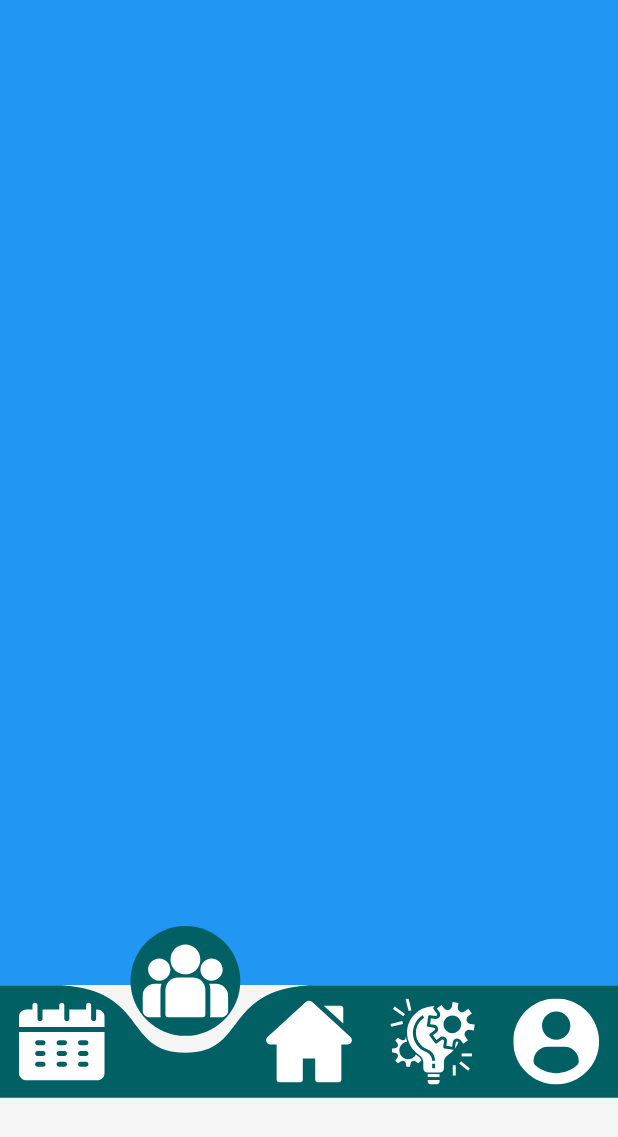
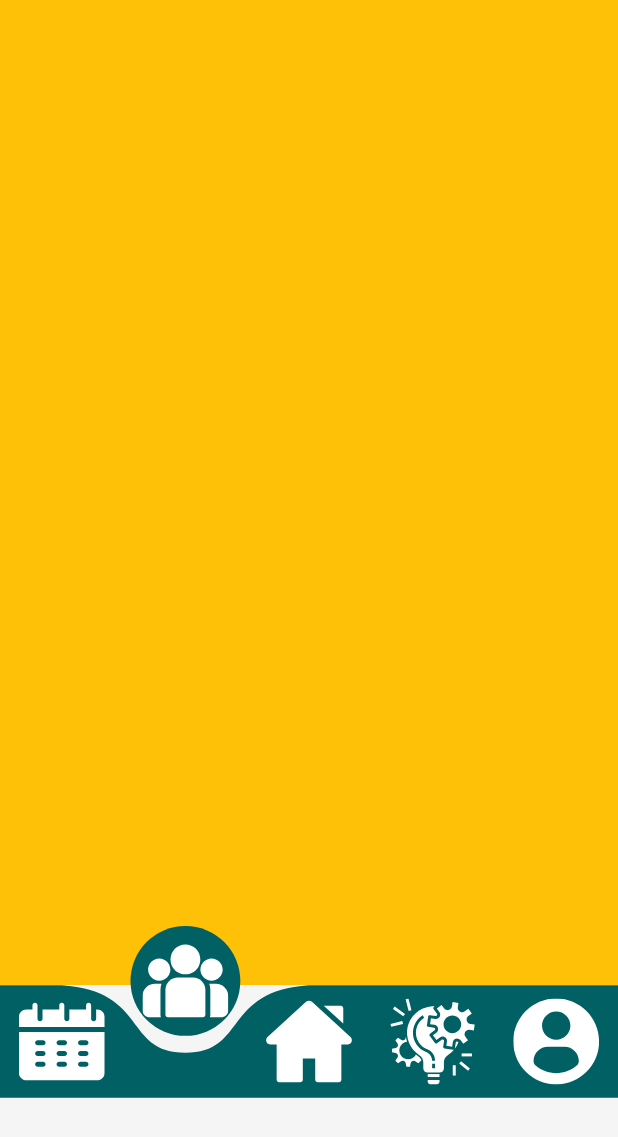
Before and after one commit to dsc-iiitdmk/dsc-android-app, a Flutter app: the screen it shows after launch, item 2 of the bottom bar chosen, on a phone screen of 412 x 824 dp. Shown: the top 1137 px of the screen. Run offline on Flutter 3.47's test engine with Material 2 defaults, Android fonts, the phone set to English and light mode, and no system bars; drawn by our look-alikes of curved_navigation_bar; our stand-ins replace flutter_screenutil, flutter_svg, google_maps_flutter.

Commit message:
Members and Projects dummy screens added

```diff
--- a/lib/screens/components/bottom_nav.dart
+++ b/lib/screens/components/bottom_nav.dart
@@ -1,5 +1,7 @@
 import 'package:dsc_iiitdmkl/screens/events_package/events_botnav.dart';
 import 'package:dsc_iiitdmkl/screens/home_package/home_botnav.dart';
+import 'package:dsc_iiitdmkl/screens/members_package/members_botnav.dart';
+import 'package:dsc_iiitdmkl/screens/projects_package/projects_botnav.dart';
 import 'package:flutter/material.dart';
 import 'package:flutter_screenutil/flutter_screenutil.dart';
 import 'package:curved_navigation_bar/curved_navigation_bar.dart';
@@ -26,9 +28,9 @@ class _BottomNavState extends State<BottomNav> {
     }
     _botNavList = [
       EventsBotNav(),
-      Container(color: Colors.blue,),
+      MembersBotNav(),
       HomeBotNav(),
-      Container(color: Colors.purple,),
+      ProjectsBotNav(),
       Container(color: Colors.yellow,),
     ];
   }
--- /dev/null
+++ b/lib/screens/members_package/members_botnav.dart
@@ -0,0 +1,24 @@
+import 'package:dsc_iiitdmkl/ThemeData/fontstyle.dart';
+import 'package:flutter/cupertino.dart';
+import 'package:flutter/material.dart';
+
+class MembersBotNav extends StatefulWidget{
+
+  _MembersBotNavState createState() => _MembersBotNavState();
+}
+
+class _MembersBotNavState extends State<MembersBotNav> with TickerProviderStateMixin{
+
+  @override
+  void initState() {
+    // TODO: implement initState
+
+  }
+
+  @override
+  Widget build(BuildContext context) {
+    return Container(
+      color: Colors.amber,
+    );
+  }
+}
```
Also changed, not shown: lib/screens/projects_package/projects_botnav.dart (added, +26 -0 lines).
